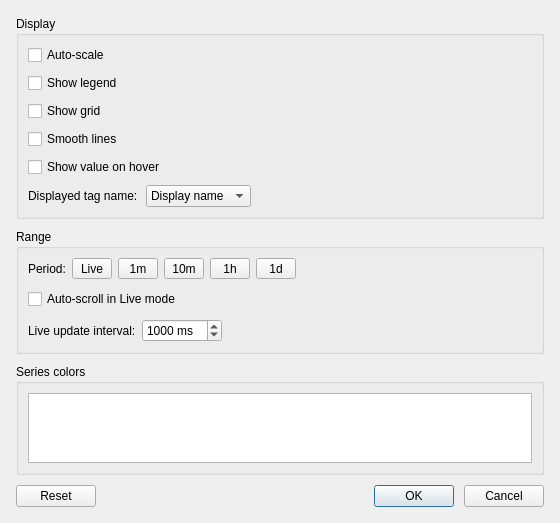
Qt form src/ui/dialogs/trendsettingsdialog.ui (sanny32/OpenUaExplorer) before a commit.
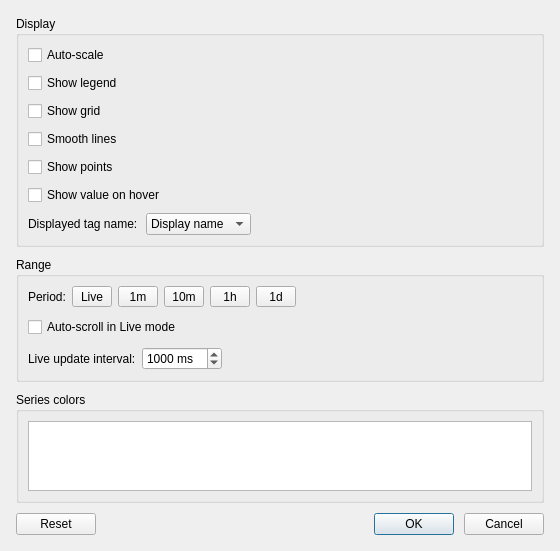
The same form after that commit. Custom widgets are drawn as their Qt base class.

Commit message: feat: Add functionality to show/hide points on trend graph and settings dialog

```diff
--- a/src/ui/dialogs/trendsettingsdialog.ui
+++ b/src/ui/dialogs/trendsettingsdialog.ui
@@ -66,6 +66,13 @@
         </property>
        </widget>
       </item>
+      <item>
+       <widget class="QCheckBox" name="showPointsCheck">
+        <property name="text">
+         <string>Show points</string>
+        </property>
+       </widget>
+      </item>
       <item>
        <widget class="QCheckBox" name="showTooltipCheck">
         <property name="text">
```
The commit also changes 6 other files.
